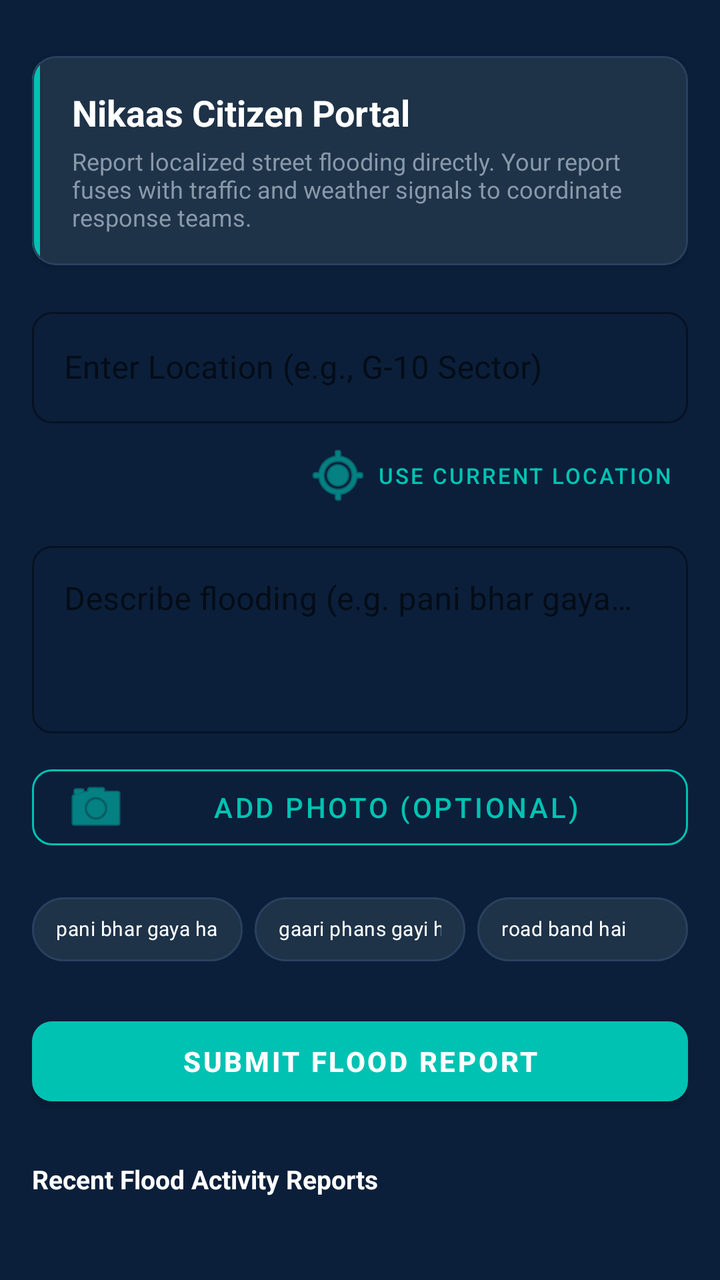
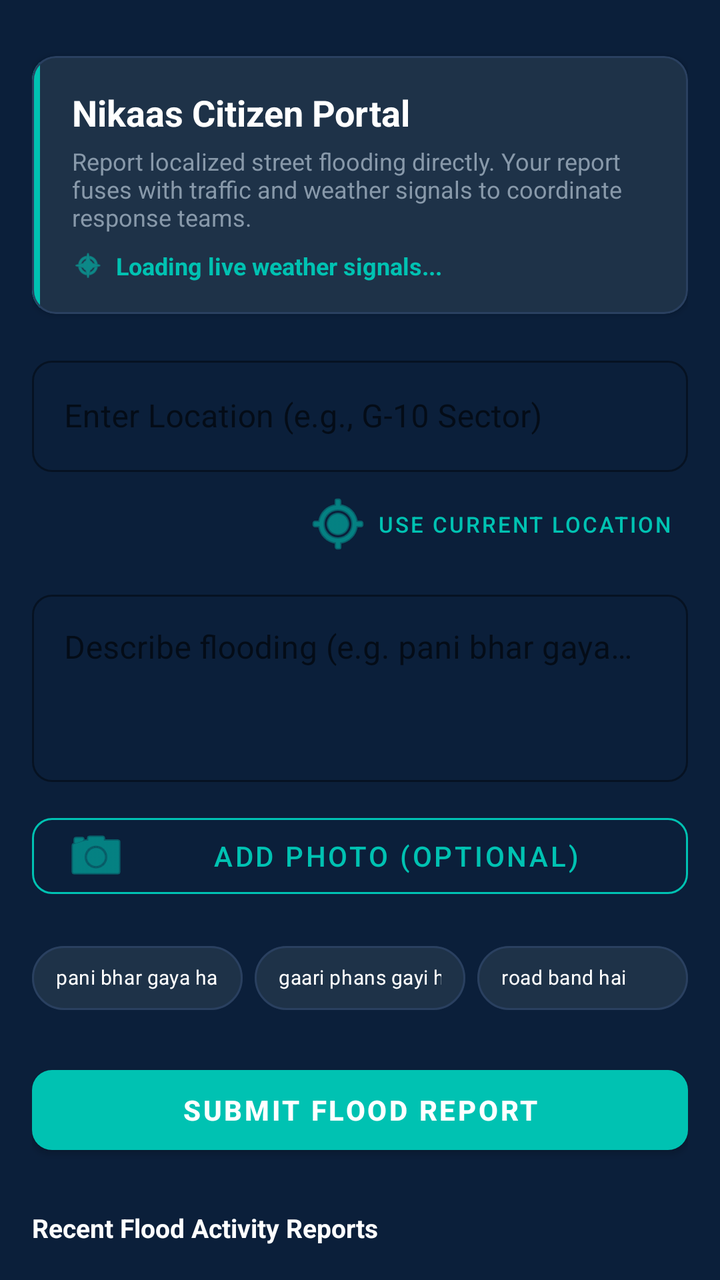

Compare the two renders of this Android layout. The source of the first and the diff that turns it into the second are given below.
<!-- AndroidManifest.xml: application theme Theme.Nikaas -->
<!-- res/layout/fragment_citizen_report.xml -->
<?xml version="1.0" encoding="utf-8"?>
<androidx.core.widget.NestedScrollView xmlns:android="http://schemas.android.com/apk/res/android"
    xmlns:app="http://schemas.android.com/apk/res-auto"
    xmlns:tools="http://schemas.android.com/tools"
    android:layout_width="match_parent"
    android:layout_height="match_parent"
    android:fillViewport="true"
    android:background="@color/background"
    tools:context=".ui.citizen.CitizenReportFragment">

    <androidx.constraintlayout.widget.ConstraintLayout
        android:layout_width="match_parent"
        android:layout_height="wrap_content"
        android:padding="16dp">

        
        <com.google.android.material.card.MaterialCardView
            android:id="@+id/card_emergency_warning"
            android:layout_width="match_parent"
            android:layout_height="wrap_content"
            android:layout_marginBottom="16dp"
            android:visibility="gone"
            app:cardCornerRadius="12dp"
            app:cardBackgroundColor="@color/severity_high_bg"
            app:strokeColor="@color/severity_high"
            app:strokeWidth="1.5dp"
            app:layout_constraintTop_toTopOf="parent">

            <LinearLayout
                android:layout_width="match_parent"
                android:layout_height="wrap_content"
                android:orientation="horizontal"
                android:gravity="center_vertical"
                android:padding="16dp">

                <LinearLayout
                    android:layout_width="0dp"
                    android:layout_height="wrap_content"
                    android:layout_weight="1"
                    android:orientation="vertical">

                    <TextView
                        android:id="@+id/txt_warning_level"
                        android:layout_width="wrap_content"
                        android:layout_height="wrap_content"
                        android:text="HIGH RISK FLOOD WARNING"
                        android:textColor="@color/severity_high"
                        android:textSize="11sp"
                        android:textStyle="bold"
                        android:letterSpacing="0.08" />

                    <TextView
                        android:id="@+id/txt_warning_urdu"
                        android:layout_width="match_parent"
                        android:layout_height="wrap_content"
                        android:layout_marginTop="6dp"
                        android:text="علاقے میں پانی بڑھ رہا ہے - برائے مہربانی سامان محفوظ جگہ منتقل کریں۔"
                        android:textColor="@color/white"
                        android:textSize="14sp"
                        android:textStyle="bold"
                        android:lineSpacingMultiplier="1.2" />
                </LinearLayout>

                <ImageButton
                    android:id="@+id/btn_speak_warning"
                    android:layout_width="40dp"
                    android:layout_height="40dp"
                    android:layout_marginStart="8dp"
                    android:background="?attr/selectableItemBackgroundBorderless"
                    android:src="@android:drawable/ic_btn_speak_now"
                    android:tint="@color/severity_high" />
            </LinearLayout>
        </com.google.android.material.card.MaterialCardView>

        
        <com.google.android.material.card.MaterialCardView
            android:id="@+id/card_header"
            android:layout_width="match_parent"
            android:layout_height="wrap_content"
            android:layout_marginTop="12dp"
            app:cardCornerRadius="12dp"
            app:cardElevation="2dp"
            app:cardBackgroundColor="@color/surface"
            app:strokeColor="@color/gray_border"
            app:strokeWidth="1dp"
            app:layout_constraintTop_toBottomOf="@id/card_emergency_warning">

            <LinearLayout
                android:layout_width="match_parent"
                android:layout_height="wrap_content"
                android:orientation="horizontal">

                
                <View
                    android:layout_width="4dp"
                    android:layout_height="match_parent"
                    android:background="@color/primary" />

                <LinearLayout
                    android:layout_width="match_parent"
                    android:layout_height="wrap_content"
                    android:orientation="vertical"
                    android:padding="16dp">

                    <TextView
                        android:layout_width="wrap_content"
                        android:layout_height="wrap_content"
                        android:text="Nikaas Citizen Portal"
                        android:textColor="@color/white"
                        android:textSize="18sp"
                        android:textStyle="bold" />

                    <TextView
                        android:layout_width="wrap_content"
                        android:layout_height="wrap_content"
                        android:layout_marginTop="4dp"
                        android:text="Report localized street flooding directly. Your report fuses with traffic and weather signals to coordinate response teams."
                        android:textColor="@color/gray_text"
                        android:textSize="12sp" />
                </LinearLayout>
            </LinearLayout>
        </com.google.android.material.card.MaterialCardView>

        
        <com.google.android.material.textfield.TextInputLayout
            android:id="@+id/input_location_layout"
            style="@style/Widget.MaterialComponents.TextInputLayout.OutlinedBox"
            android:layout_width="match_parent"
            android:layout_height="wrap_content"
            android:layout_marginTop="18dp"
            android:hint="Enter Location (e.g., G-10 Sector)"
            app:boxStrokeColor="@color/primary"
            app:boxStrokeWidthFocused="2dp"
            app:boxCornerRadiusTopStart="10dp"
            app:boxCornerRadiusTopEnd="10dp"
            app:boxCornerRadiusBottomStart="10dp"
            app:boxCornerRadiusBottomEnd="10dp"
            app:hintTextColor="@color/primary"
            app:layout_constraintTop_toBottomOf="@id/card_header">

            <com.google.android.material.textfield.TextInputEditText
                android:id="@+id/input_location"
                android:layout_width="match_parent"
                android:layout_height="wrap_content"
                android:textColor="@color/white"
                android:textColorHint="@color/gray_text"
                android:inputType="text" />
        </com.google.android.material.textfield.TextInputLayout>

        <com.google.android.material.button.MaterialButton
            android:id="@+id/btn_current_location"
            style="@style/Widget.MaterialComponents.Button.TextButton"
            android:layout_width="wrap_content"
            android:layout_height="wrap_content"
            android:text="Use Current Location"
            android:textColor="@color/primary"
            android:textSize="11sp"
            app:icon="@android:drawable/ic_menu_mylocation"
            app:iconTint="@color/primary"
            app:layout_constraintTop_toBottomOf="@id/input_location_layout"
            app:layout_constraintRight_toRightOf="parent" />

        
        <com.google.android.material.textfield.TextInputLayout
            android:id="@+id/input_description_layout"
            style="@style/Widget.MaterialComponents.TextInputLayout.OutlinedBox"
            android:layout_width="match_parent"
            android:layout_height="wrap_content"
            android:layout_marginTop="4dp"
            android:hint="Describe flooding (e.g. pani bhar gaya hai, sadak band hai)"
            app:boxStrokeColor="@color/primary"
            app:boxStrokeWidthFocused="2dp"
            app:boxCornerRadiusTopStart="10dp"
            app:boxCornerRadiusTopEnd="10dp"
            app:boxCornerRadiusBottomStart="10dp"
            app:boxCornerRadiusBottomEnd="10dp"
            app:hintTextColor="@color/primary"
            app:layout_constraintTop_toBottomOf="@id/btn_current_location">

            <com.google.android.material.textfield.TextInputEditText
                android:id="@+id/input_description"
                android:layout_width="match_parent"
                android:layout_height="wrap_content"
                android:textColor="@color/white"
                android:textColorHint="@color/gray_text"
                android:gravity="top"
                android:inputType="textMultiLine"
                android:lines="3" />
        </com.google.android.material.textfield.TextInputLayout>

        
        <com.google.android.material.button.MaterialButton
            android:id="@+id/btn_add_photo"
            style="@style/Widget.MaterialComponents.Button.OutlinedButton"
            android:layout_width="match_parent"
            android:layout_height="50dp"
            android:layout_marginTop="12dp"
            android:text="Add Photo (Optional)"
            android:textColor="@color/primary"
            app:strokeColor="@color/primary"
            app:strokeWidth="1dp"
            app:cornerRadius="10dp"
            app:icon="@android:drawable/ic_menu_camera"
            app:iconTint="@color/primary"
            app:layout_constraintTop_toBottomOf="@id/input_description_layout" />

        
        <com.google.android.material.card.MaterialCardView
            android:id="@+id/card_thumbnail"
            android:layout_width="120dp"
            android:layout_height="120dp"
            android:layout_marginTop="8dp"
            android:visibility="gone"
            app:cardCornerRadius="10dp"
            app:strokeColor="@color/gray_border"
            app:strokeWidth="1dp"
            app:layout_constraintTop_toBottomOf="@id/btn_add_photo"
            app:layout_constraintLeft_toLeftOf="parent"
            app:layout_constraintRight_toRightOf="parent">

            <ImageView
                android:id="@+id/img_thumbnail"
                android:layout_width="match_parent"
                android:layout_height="match_parent"
                android:scaleType="centerCrop" />
        </com.google.android.material.card.MaterialCardView>

        
        <LinearLayout
            android:id="@+id/phrases_layout"
            android:layout_width="match_parent"
            android:layout_height="wrap_content"
            android:orientation="horizontal"
            android:layout_marginTop="12dp"
            app:layout_constraintTop_toBottomOf="@id/card_thumbnail">

            <com.google.android.material.chip.Chip
                android:id="@+id/chip_phrase1"
                style="@style/Widget.MaterialComponents.Chip.Action"
                android:layout_width="0dp"
                android:layout_height="wrap_content"
                android:layout_weight="1"
                android:text="pani bhar gaya hai"
                android:textColor="@color/white"
                app:chipBackgroundColor="@color/surface"
                app:chipStrokeColor="@color/gray_border"
                app:chipStrokeWidth="1dp"
                android:textAlignment="center"
                android:textSize="10sp" />

            <com.google.android.material.chip.Chip
                android:id="@+id/chip_phrase2"
                style="@style/Widget.MaterialComponents.Chip.Action"
                android:layout_width="0dp"
                android:layout_height="wrap_content"
                android:layout_weight="1"
                android:layout_marginStart="6dp"
                android:text="gaari phans gayi hai"
                android:textColor="@color/white"
                app:chipBackgroundColor="@color/surface"
                app:chipStrokeColor="@color/gray_border"
                app:chipStrokeWidth="1dp"
                android:textAlignment="center"
                android:textSize="10sp" />

            <com.google.android.material.chip.Chip
                android:id="@+id/chip_phrase3"
                style="@style/Widget.MaterialComponents.Chip.Action"
                android:layout_width="0dp"
                android:layout_height="wrap_content"
                android:layout_weight="1"
                android:layout_marginStart="6dp"
                android:text="road band hai"
                android:textColor="@color/white"
                app:chipBackgroundColor="@color/surface"
                app:chipStrokeColor="@color/gray_border"
                app:chipStrokeWidth="1dp"
                android:textAlignment="center"
                android:textSize="10sp" />
        </LinearLayout>

        <com.google.android.material.button.MaterialButton
            android:id="@+id/btn_submit"
            android:layout_width="match_parent"
            android:layout_height="52dp"
            android:layout_marginTop="16dp"
            android:text="Submit Flood Report"
            android:textStyle="bold"
            app:backgroundTint="@color/primary"
            app:cornerRadius="10dp"
            app:layout_constraintTop_toBottomOf="@id/phrases_layout" />

        
        <com.google.android.material.card.MaterialCardView
            android:id="@+id/card_confirmation"
            android:layout_width="match_parent"
            android:layout_height="wrap_content"
            android:visibility="gone"
            app:cardCornerRadius="10dp"
            app:cardBackgroundColor="@color/severity_low_bg"
            app:strokeColor="@color/severity_low"
            app:strokeWidth="1dp"
            android:layout_marginTop="12dp"
            app:layout_constraintTop_toBottomOf="@id/btn_submit">

            <LinearLayout
                android:layout_width="match_parent"
                android:layout_height="wrap_content"
                android:orientation="horizontal"
                android:padding="12dp"
                android:gravity="center_vertical">

                <ProgressBar
                    android:layout_width="20dp"
                    android:layout_height="20dp"
                    android:layout_marginEnd="12dp"
                    android:indeterminateTint="@color/severity_low" />

                <TextView
                    android:layout_width="wrap_content"
                    android:layout_height="wrap_content"
                    android:text="Report submitted, analyzing..."
                    android:textColor="@color/severity_low"
                    android:textStyle="bold"
                    android:textSize="13sp" />
            </LinearLayout>
        </com.google.android.material.card.MaterialCardView>

        
        <TextView
            android:id="@+id/lbl_recent_reports"
            android:layout_width="wrap_content"
            android:layout_height="wrap_content"
            android:layout_marginTop="24dp"
            android:text="Recent Flood Activity Reports"
            android:textColor="@color/white"
            android:textStyle="bold"
            android:textSize="13sp"
            app:layout_constraintTop_toBottomOf="@id/card_confirmation"
            app:layout_constraintLeft_toLeftOf="parent" />

        <androidx.recyclerview.widget.RecyclerView
            android:id="@+id/rv_recent_reports"
            android:layout_width="match_parent"
            android:layout_height="280dp"
            android:layout_marginTop="8dp"
            android:nestedScrollingEnabled="false"
            app:layout_constraintTop_toBottomOf="@id/lbl_recent_reports" />

    </androidx.constraintlayout.widget.ConstraintLayout>
</androidx.core.widget.NestedScrollView>
<!-- resources referenced by this layout -->
<resources>
  <color name="background">#0B1F3A</color>
  <color name="gray_border">#2A4060</color>
  <color name="gray_text">#8899AA</color>
  <color name="primary">#00C2B2</color>
  <color name="severity_high">#E84040</color>
  <color name="severity_high_bg">#20E84040</color>
  <color name="severity_low">#00C2B2</color>
  <color name="severity_low_bg">#2000C2B2</color>
  <color name="surface">#1E3248</color>
  <color name="white">#FFFFFF</color>
  <style name="Theme.Nikaas" parent="Theme.MaterialComponents.DayNight.NoActionBar">
          
          <item name="colorPrimary">@color/primary</item>
          <item name="colorPrimaryVariant">@color/primary_variant</item>
          <item name="colorOnPrimary">@color/white</item>
          
          <item name="colorSecondary">@color/secondary</item>
          <item name="colorSecondaryVariant">@color/secondary_variant</item>
          <item name="colorOnSecondary">@color/black</item>
          
          <item name="android:statusBarColor">?attr/colorPrimaryVariant</item>
          
          <item name="android:windowBackground">@color/background</item>
      </style>
  <color name="primary_variant">#00838F</color>
  <color name="secondary">#00C2B2</color>
  <color name="secondary_variant">#00838F</color>
  <color name="black">#FFFFFF</color>
</resources>

<!-- the commit's change to res/layout/fragment_citizen_report.xml (unified diff, before → after) -->
@@ -117,6 +117,31 @@
                         android:text="Report localized street flooding directly. Your report fuses with traffic and weather signals to coordinate response teams."
                         android:textColor="@color/gray_text"
                         android:textSize="12sp" />
+
+                    
+                    <LinearLayout
+                        android:layout_width="match_parent"
+                        android:layout_height="wrap_content"
+                        android:orientation="horizontal"
+                        android:gravity="center_vertical"
+                        android:layout_marginTop="8dp">
+
+                        <ImageView
+                            android:layout_width="16dp"
+                            android:layout_height="16dp"
+                            android:src="@android:drawable/ic_menu_compass"
+                            android:tint="@color/primary"
+                            android:layout_marginEnd="6dp" />
+
+                        <TextView
+                            android:id="@+id/txt_citizen_weather"
+                            android:layout_width="wrap_content"
+                            android:layout_height="wrap_content"
+                            android:text="Loading live weather signals..."
+                            android:textColor="@color/primary"
+                            android:textSize="12sp"
+                            android:textStyle="bold" />
+                    </LinearLayout>
                 </LinearLayout>
             </LinearLayout>
         </com.google.android.material.card.MaterialCardView>
